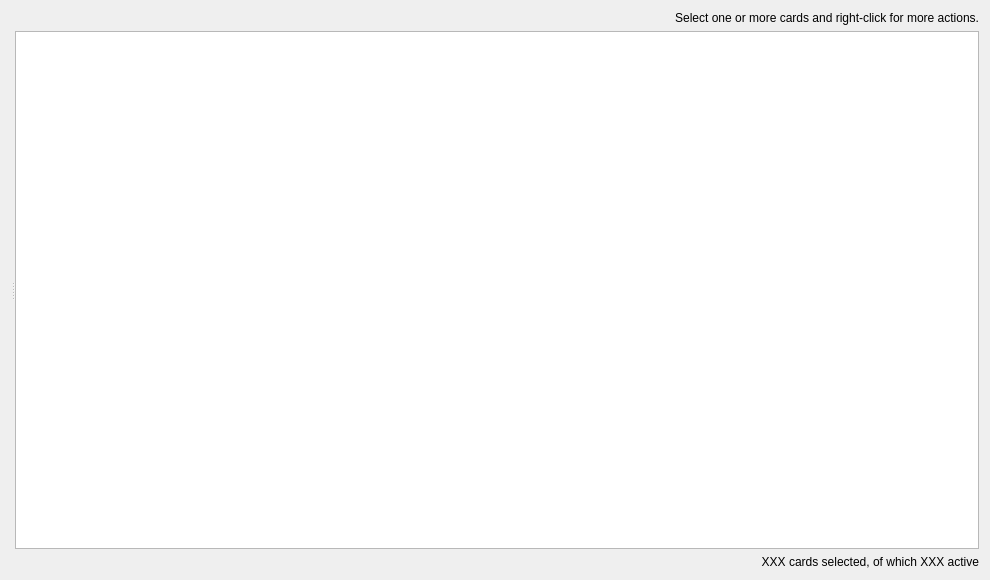
The window that mnemosyne/mnemosyne/pyqt_ui/browse_cards_dlg.ui (umax/pomni) describes before a commit, drawn with Qt 5.
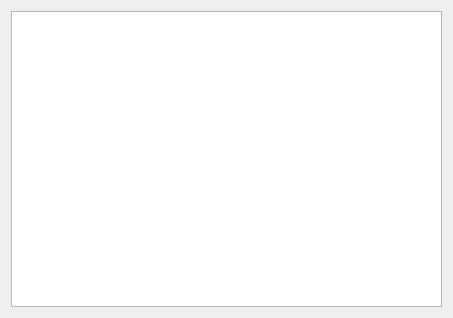
The same window after the commit.

Commit message: Start on card browser.

```diff
--- a/mnemosyne/mnemosyne/pyqt_ui/browse_cards_dlg.ui
+++ b/mnemosyne/mnemosyne/pyqt_ui/browse_cards_dlg.ui
@@ -6,36 +6,14 @@
    <rect>
     <x>0</x>
     <y>0</y>
-    <width>990</width>
-    <height>580</height>
+    <width>453</width>
+    <height>318</height>
    </rect>
   </property>
   <property name="windowTitle">
    <string>Dialog</string>
   </property>
-  <layout class="QVBoxLayout" name="verticalLayout_2">
-   <item>
-    <widget class="QSplitter" name="splitter_2">
-     <property name="orientation">
-      <enum>Qt::Horizontal</enum>
-     </property>
-     <widget class="QSplitter" name="splitter_1">
-      <property name="orientation">
-       <enum>Qt::Vertical</enum>
-      </property>
-     </widget>
-     <widget class="QWidget" name="layoutWidget">
-      <layout class="QVBoxLayout" name="verticalLayout">
-       <item>
-        <widget class="QLabel" name="label_2">
-         <property name="text">
-          <string>Select one or more cards and right-click for more actions.</string>
-         </property>
-         <property name="alignment">
-          <set>Qt::AlignRight|Qt::AlignTrailing|Qt::AlignVCenter</set>
-         </property>
-        </widget>
-       </item>
+  <layout class="QHBoxLayout" name="horizontalLayout">
        <item>
         <widget class="QTableView" name="table">
          <property name="selectionBehavior">
@@ -44,20 +22,6 @@
          <property name="sortingEnabled">
           <bool>true</bool>
          </property>
-        </widget>
-       </item>
-       <item>
-        <widget class="QLabel" name="counter_label">
-         <property name="text">
-          <string>XXX cards selected, of which XXX active</string>
-         </property>
-         <property name="alignment">
-          <set>Qt::AlignRight|Qt::AlignTrailing|Qt::AlignVCenter</set>
-         </property>
-        </widget>
-       </item>
-      </layout>
-     </widget>
     </widget>
    </item>
   </layout>
```
Lines whose indentation alone changed are shown as unchanged. The commit also changes 15 other files.
